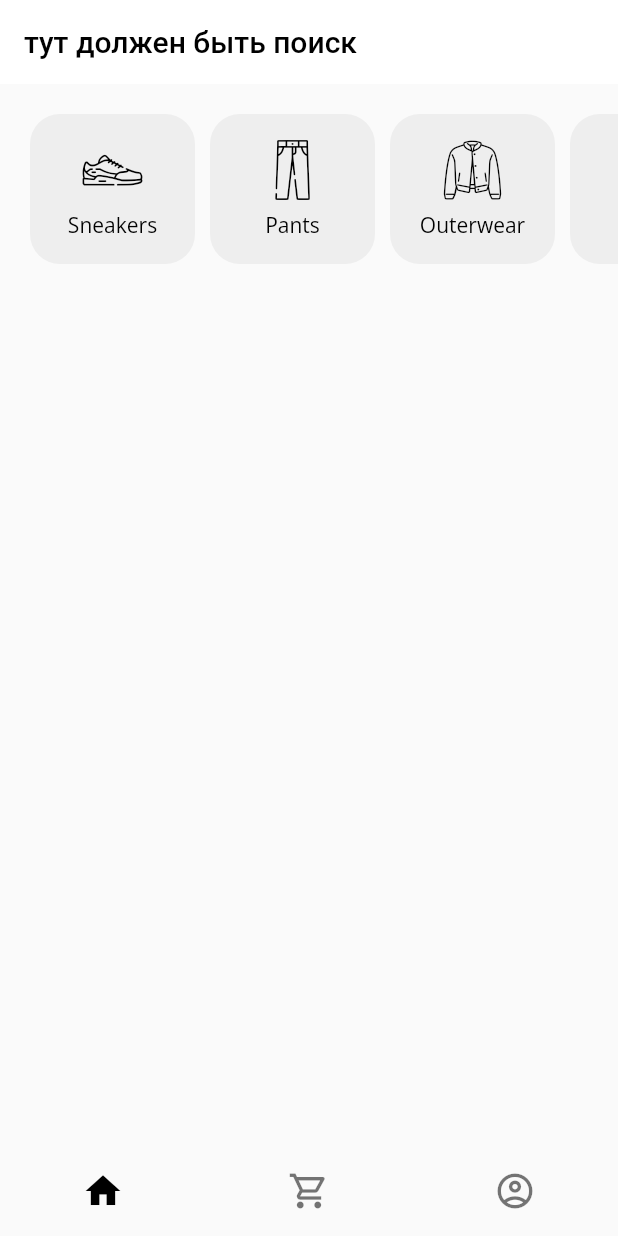
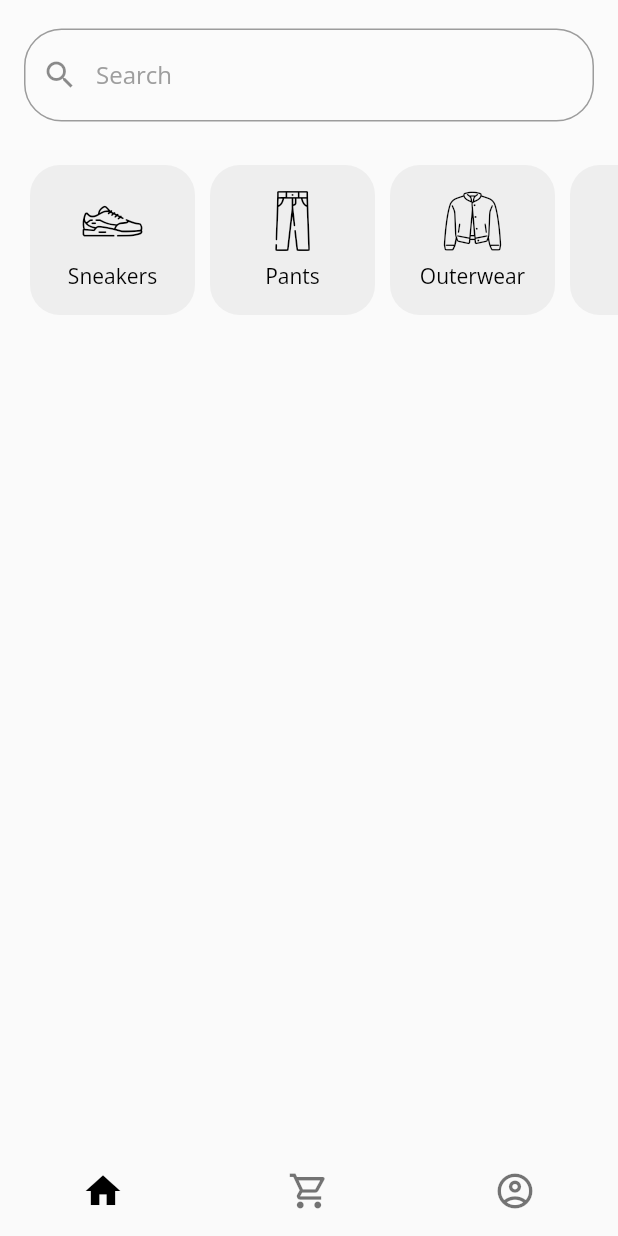
Before and after one commit to Yaroslv2/BrandPoint, a Flutter app: the screen it shows after launch, on a phone screen of 412 x 824 dp. Run offline on Flutter 3.47's test engine with Material 2 defaults, Android fonts, the phone set to English and light mode, and no system bars; our stand-ins replace equatable, flutter_bloc, google_fonts.

Commit message:
Add searchbar

```diff
--- a/lib/design/styles.dart
+++ b/lib/design/styles.dart
@@ -7,6 +7,9 @@ final mainTextStyleBlack =
 final mainTextStyleWhite =
     GoogleFonts.openSans(color: Colors.white, fontWeight: FontWeight.w400);
 
+final textStyleGray =
+    GoogleFonts.openSans(color: Colors.grey, fontWeight: FontWeight.w400);
+
 class LoginStyles {
   final formHintTextStyle =
       GoogleFonts.openSans(color: Colors.black, fontWeight: FontWeight.w400);
--- a/lib/main.dart
+++ b/lib/main.dart
@@ -11,14 +11,14 @@ class MyApp extends StatelessWidget {
   @override
   Widget build(BuildContext context) {
     return MaterialApp(
+      debugShowCheckedModeBanner: false,
       routes: {
         '/login': (context) => const LoginPage(),
         '/home': (context) => const HomePage(),
+        '/cart': (context) => const CartPage(),
+        '/account': (context) => const AccountPage()
       },
-      title: 'Marketplace',
-      theme: ThemeData(
-        primarySwatch: Colors.grey,
-      ),
+      theme: ThemeData(primarySwatch: Colors.grey),
       home: const MyHomePage(),
     );
   }
--- a/lib/pages/home/view/home_form.dart
+++ b/lib/pages/home/view/home_form.dart
@@ -10,7 +10,7 @@ class HomeForm extends StatefulWidget {
 }
 
 class _HomeFormState extends State<HomeForm> {
-  void ChangeActiveCategory(index) {
+  void changeActiveCategory(index) {
     setState(() {
       if (categories[index].isSelected) {
         categories[index].isSelected = !categories[index].isSelected;
@@ -28,14 +28,29 @@ class _HomeFormState extends State<HomeForm> {
     return SafeArea(
         child: Scaffold(
             appBar: AppBar(
-              backgroundColor: Colors.white,
+              toolbarHeight: 100,
+              backgroundColor: Colors.white10,
               elevation: 0,
-              title: const Text("тут должен быть поиск"),
+              title: TextField(
+                decoration: InputDecoration(
+                  border: OutlineInputBorder(
+                      borderRadius: BorderRadius.circular(25),
+                      borderSide:
+                          const BorderSide(color: Colors.grey, width: 0.5)),
+                  focusedBorder: OutlineInputBorder(
+                      borderSide:
+                          const BorderSide(color: Colors.black, width: 0.8),
+                      borderRadius: BorderRadius.circular(25)),
+                  hintText: "Search",
+                  hintStyle: textStyleGray,
+                  prefixIcon: const Icon(Icons.search),
+                ),
+              ),
             ),
             body: Column(
               children: [
                 Container(
-                    margin: const EdgeInsets.symmetric(vertical: 20),
+                    margin: const EdgeInsets.symmetric(vertical: 10),
                     height: 100,
                     width: double.infinity,
                     child: ListView.builder(
@@ -60,7 +75,7 @@ class _HomeFormState extends State<HomeForm> {
                                         borderRadius:
                                             BorderRadius.circular(20))),
                                 onPressed: () {
-                                  ChangeActiveCategory(index);
+                                  changeActiveCategory(index);
                                 },
                                 child: Column(
                                   mainAxisAlignment: MainAxisAlignment.center,
```
